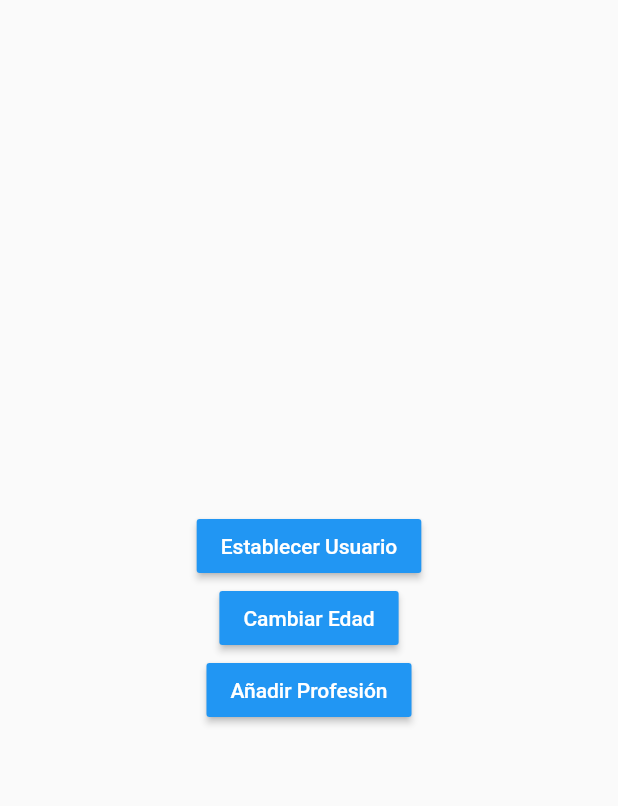
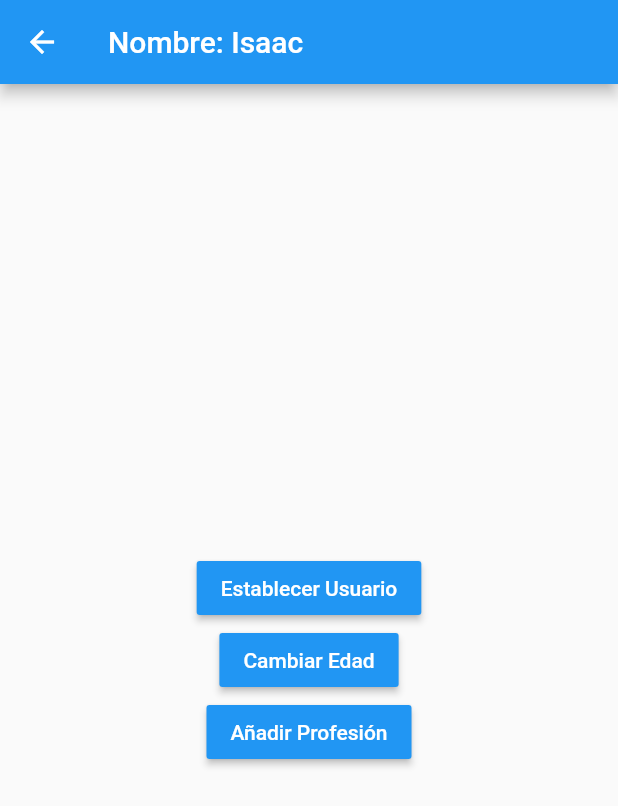
Before and after one commit to Scr3amind/Manejadores-Estado-Flutter, a Flutter app: the Page2Page screen opened by its route, after a tap on "Establecer Usuario", on a phone screen of 412 x 824 dp. Shown: the top 806 px of the screen. Run offline on Flutter 3.47's test engine with Material 2 defaults, Android fonts, the phone set to English and light mode, and no system bars; accounts and stored records are empty.

```diff
--- a/lib/pages/page1_page.dart
+++ b/lib/pages/page1_page.dart
@@ -1,15 +1,29 @@
 import 'package:flutter/material.dart';
+import 'package:provider/provider.dart';
+import 'package:states/models/user.dart';
+import 'package:states/services/user_service.dart';
 
 
 class Page1Page extends StatelessWidget {
 
   @override
   Widget build(BuildContext context) {
+
+    final userService = Provider.of<UserService>(context);
+
     return Scaffold(
       appBar: AppBar(
         title: Text('Page1'),
+        actions: [
+          IconButton(
+            icon: Icon(Icons.exit_to_app_outlined),
+            onPressed: userService.removeUser
+          )
+        ],
       ),
-      body: UserInfo(),
+      body: userService.userExists
+        ? UserInfo(userService.user)
+        : Center(child: Text("No hay usuario seleccionado")),
      floatingActionButton: FloatingActionButton(
        child: Icon(Icons.accessibility_new),
        onPressed: () => Navigator.pushNamed(context, 'page2'),
@@ -19,6 +33,10 @@ class Page1Page extends StatelessWidget {
 }
 
 class UserInfo extends StatelessWidget {
+
+  final User user;
+
+  const UserInfo(this.user);
 
   @override
   Widget build(BuildContext context) {
@@ -31,10 +49,14 @@ class UserInfo extends StatelessWidget {
         children: [
           Text('General', style: TextStyle(fontSize: 18, fontWeight: FontWeight.bold)),
           Divider(),
-          ListTile(title: Text('Nombre: ')),
-          ListTile(title: Text('Edad: ')),
+          ListTile(title: Text('Nombre: ${user.name}')),
+          ListTile(title: Text('Edad: ${user.age}')),
           Text('Profesiones', style: TextStyle(fontSize: 18, fontWeight: FontWeight.bold)),
           Divider(),
+
+          ...user.professions.map(
+            (profession) => ListTile(title: Text(profession))
+          )
         ],
       ),
     );
--- a/lib/pages/page2_page.dart
+++ b/lib/pages/page2_page.dart
@@ -1,11 +1,22 @@
 import 'package:flutter/material.dart';
+import 'package:provider/provider.dart';
+import 'package:states/models/user.dart';
+import 'package:states/services/user_service.dart';
 
 
 class Page2Page extends StatelessWidget {
 
   @override
   Widget build(BuildContext context) {
+
+    final userService = Provider.of<UserService>(context);
+
     return Scaffold(
+      appBar: AppBar(
+        title: userService.userExists
+          ? Text('Nombre: ${userService.user.name}')
+          : Text('Page 2')
+      ),
       body: Center(
         child: Column(
           mainAxisAlignment: MainAxisAlignment.center,
@@ -14,19 +25,29 @@ class Page2Page extends StatelessWidget {
             MaterialButton(
               child: Text('Establecer Usuario', style: TextStyle(color: Colors.white)),
               color: Colors.blue,
-              onPressed: () {}
+              onPressed: () {
+                userService.user = new User(
+                  name: "Isaac",
+                  age: 25,
+                  professions: ['Programmer', 'Videogame Developer', '3D Artist']
+                );
+              }
             ),
 
             MaterialButton(
               child: Text('Cambiar Edad', style: TextStyle(color: Colors.white)),
               color: Colors.blue,
-              onPressed: () {}
+              onPressed:() {
+                userService.changeAge(24);
+              }
             ),
 
             MaterialButton(
               child: Text('Añadir Profesión', style: TextStyle(color: Colors.white)),
               color: Colors.blue,
-              onPressed: () {}
+              onPressed: () {
+                userService.addProfession();
+              }
             ),
 
           ],
--- /dev/null
+++ b/lib/services/user_service.dart
@@ -0,0 +1,43 @@
+import 'package:flutter/material.dart';
+import 'package:states/models/user.dart';
+
+class UserService with ChangeNotifier{
+  User _user;
+
+  User get user => this._user;
+  bool get userExists => (this._user != null) ? true : false;
+
+  set user(User selectedUser){
+    this._user = selectedUser;
+    notifyListeners();
+  }
+
+  void changeAge(int newAge) {
+    if(this._user == null){
+      return;
+    }
+    this._user.age = newAge;
+    notifyListeners();
+  }
+
+  void removeUser() {
+    if(this._user == null){
+      return;
+    }
+
+    this._user = null;
+    notifyListeners();
+  }
+
+  void addProfession() {
+    if(this._user == null){
+      return;
+    }
+
+    this._user.professions.add('Profession ${this._user.professions.length + 1}');
+    notifyListeners();
+  }
+
+
+
+}
--- a/pubspec.yaml
+++ b/pubspec.yaml
@@ -28,6 +28,7 @@ dependencies:
   # The following adds the Cupertino Icons font to your application.
   # Use with the CupertinoIcons class for iOS style icons.
   cupertino_icons: ^1.0.0
+  provider: ^4.3.2+2
 
 dev_dependencies:
   flutter_test:
```
Also changed, not shown: lib/main.dart (+8 -1 lines), pubspec.lock.
